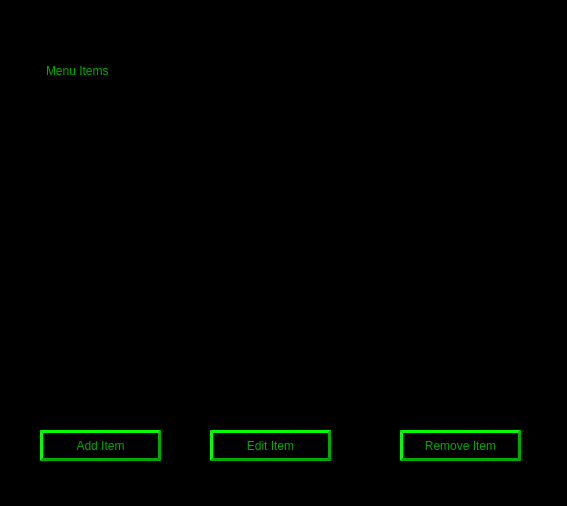
Above: Manager/managerGUI.ui from CS-3560-02-5/Los-Pollos-Hermanos-Drive-Thru-System before the change. Below: the same form after it.
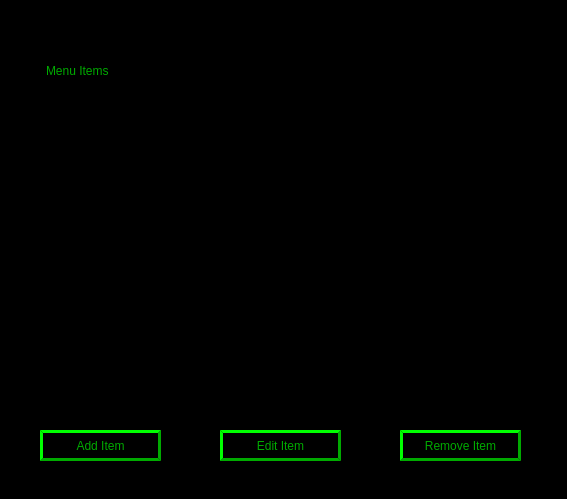
That is the form after the change.

What changed in the file:
```diff
--- a/Manager/managerGUI.ui
+++ b/Manager/managerGUI.ui
@@ -7,7 +7,7 @@
     <x>0</x>
     <y>0</y>
     <width>567</width>
-    <height>506</height>
+    <height>499</height>
    </rect>
   </property>
   <property name="windowTitle">
@@ -59,7 +59,7 @@
   <widget class="QPushButton" name="editItem_pushButton">
    <property name="geometry">
     <rect>
-     <x>210</x>
+     <x>220</x>
      <y>430</y>
      <width>121</width>
      <height>31</height>
```
Left out of the diff: 2 changed lines with no effect on the pictures.
